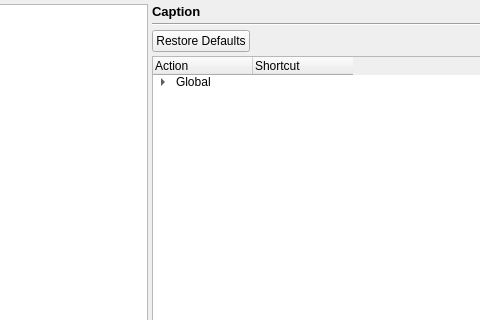
This is Dialogs/PreferencesDialog.ui in enigma-dev/RadialGM as Qt 5 draws it before an edit; both pictures show x 112 to 592 and y 0 to 320 of the 850 by 589 pixel window. The edited form follows.
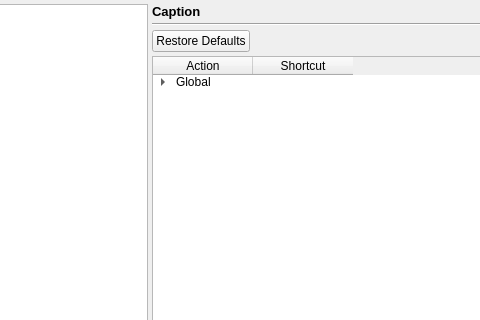
This is the edited form. Icons and pictures are not drawn.

Commit message: horizontally center the header

Patch:
```diff
--- a/Dialogs/PreferencesDialog.ui
+++ b/Dialogs/PreferencesDialog.ui
@@ -345,11 +345,17 @@
                 <property name="text">
                  <string>Action</string>
                 </property>
+                <property name="textAlignment">
+                 <set>AlignCenter</set>
+                </property>
                </column>
                <column>
                 <property name="text">
                  <string>Shortcut</string>
                 </property>
+                <property name="textAlignment">
+                 <set>AlignCenter</set>
+                </property>
                </column>
                <item>
                 <property name="text">
```
